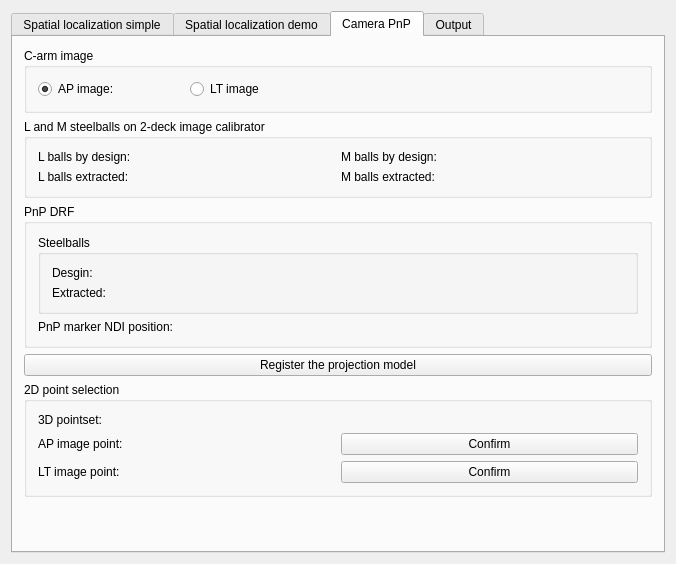
Qt form Plugins/org.mitk.lancet.spinecarmregistration/src/internal/SpineCArmRegistrationControls.ui (zhaomengxiao/LancetMITK-Adition) before a commit.
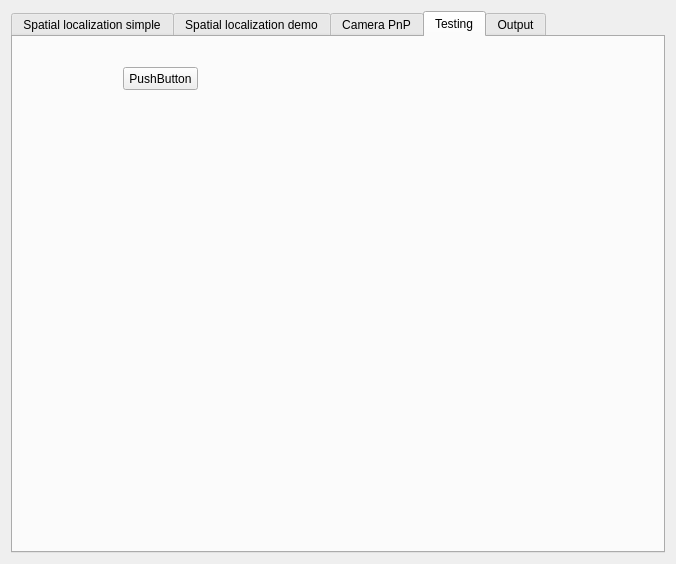
The same form after that commit. Custom widgets are drawn as their Qt base class.

What changed in the file:
```diff
--- a/Plugins/org.mitk.lancet.spinecarmregistration/src/internal/SpineCArmRegistrationControls.ui
+++ b/Plugins/org.mitk.lancet.spinecarmregistration/src/internal/SpineCArmRegistrationControls.ui
@@ -23,7 +23,7 @@
    <item>
     <widget class="QTabWidget" name="tabWidget">
      <property name="currentIndex">
-      <number>2</number>
+      <number>3</number>
      </property>
      <widget class="QWidget" name="tab">
       <attribute name="title">
@@ -896,6 +896,24 @@
        </item>
       </layout>
      </widget>
+     <widget class="QWidget" name="tab_5">
+      <attribute name="title">
+       <string>Testing</string>
+      </attribute>
+      <widget class="QPushButton" name="pushButton_test">
+       <property name="geometry">
+        <rect>
+         <x>110</x>
+         <y>30</y>
+         <width>75</width>
+         <height>23</height>
+        </rect>
+       </property>
+       <property name="text">
+        <string>PushButton</string>
+       </property>
+      </widget>
+     </widget>
      <widget class="QWidget" name="tab_3">
       <attribute name="title">
        <string>Output</string>
```
